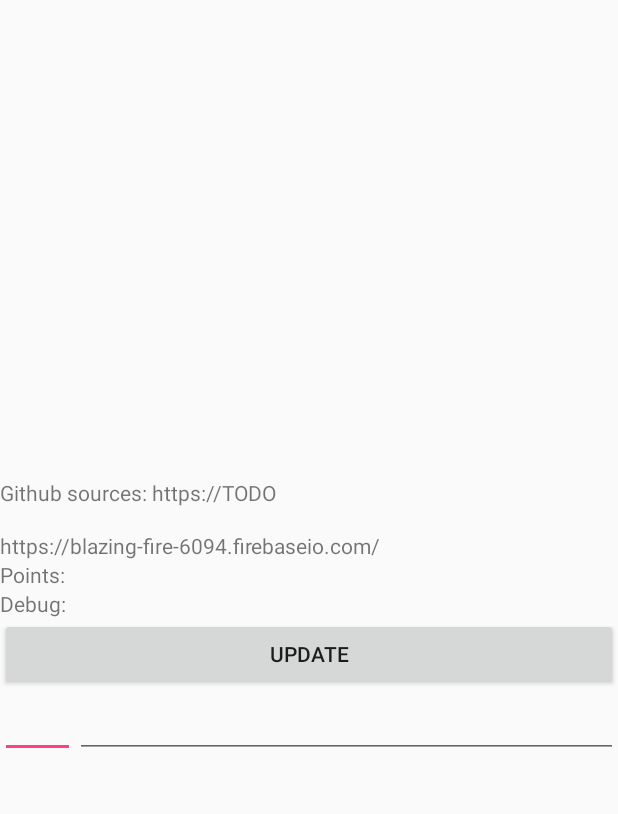
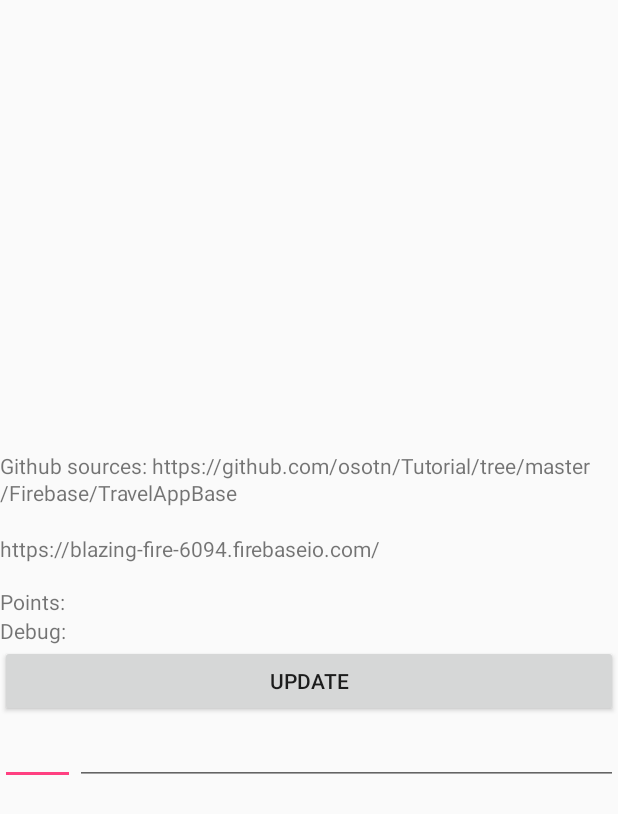
Before and after one commit to osotn/Tutorial, an Android app: the screen it shows after launch (MainActivity), on a phone screen of 412 x 824 dp. Shown: the top 814 px of the screen. Run offline under Robolectric (Android 15) with nearby library versions, the phone set to English and light mode, and no system bars; libraries missing offline, so code that uses them is left out: com.firebase.client; 3 statements that could not run were skipped.

Commit message:
Add github link

```diff
--- a/Firebase/TravelAppBase/app/src/main/res/layout/activity_main.xml
+++ b/Firebase/TravelAppBase/app/src/main/res/layout/activity_main.xml
@@ -9,7 +9,7 @@
         android:id="@+id/githubURL"
         android:layout_width="match_parent"
         android:layout_height="wrap_content"
-        android:text="Github sources: https://TODO\n" />
+        android:text="Github sources: https://github.com/osotn/Tutorial/tree/master/Firebase/TravelAppBase\n" />
 
     <TextView
         android:id="@+id/firebaseURL"
@@ -21,8 +21,7 @@
         android:id="@+id/points"
         android:layout_width="match_parent"
         android:layout_height="wrap_content"
-        android:text="Points: " />
-
+        android:text="\nPoints: " />
 
     <TextView
         android:id="@+id/debug"
```
